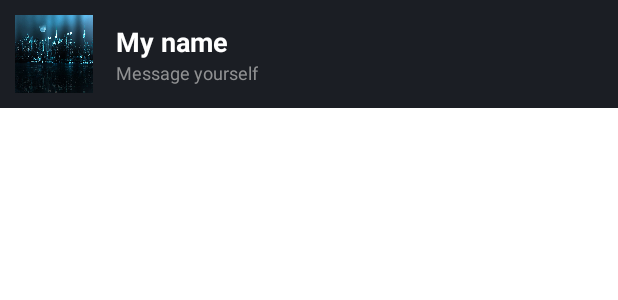
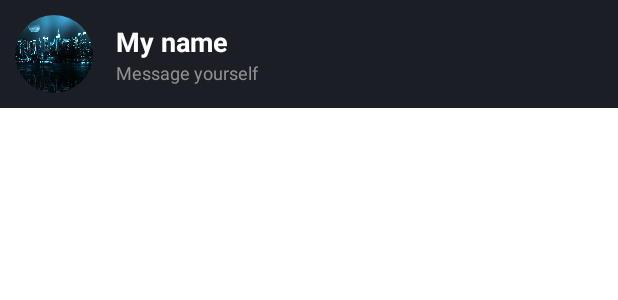
Before and after one commit to amannnnnyyyy/Android_app, an Android app built with Jetpack Compose: the layout contacts.xml on its own in the app's theme, with its tools: preview values and no code run, on a phone screen of 412 x 824 dp. Shown: the top 300 px of the screen. Run offline under Robolectric (Android 15) with nearby library versions, the phone set to English and light mode, and no system bars.

Commit message:
contact profile image style rounded

```diff
--- a/app/src/main/res/drawable/image_view_shape.xml
+++ b/app/src/main/res/drawable/image_view_shape.xml
@@ -2,7 +2,7 @@
 <shape xmlns:android="http://schemas.android.com/apk/res/android"
     android:shape="rectangle">
     <stroke
-        android:width="3dp"
+        android:width="2dp"
         android:color="#117F10" />
-    <corners android:radius="1000dp" />
+    <corners android:radius="16dp" />
 </shape>
--- a/app/src/main/res/layout/activity_chat_app_clone.xml
+++ b/app/src/main/res/layout/activity_chat_app_clone.xml
@@ -55,12 +55,12 @@
         android:orientation="vertical"
         app:layout_constraintGuide_percent="0.65" />
 
-    <ImageView
+    <com.google.android.material.imageview.ShapeableImageView
         android:id="@+id/userProfile"
         android:layout_width="92dp"
         android:layout_height="92dp"
         android:layout_gravity="center"
-        android:background="@drawable/image_view_shape"
+        app:shapeAppearanceOverlay="@style/RoundedCornersImageView"
         android:contentDescription="@string/profile_picture"
         android:src="@drawable/profile_picture"
         app:layout_constraintEnd_toEndOf="parent"
--- a/app/src/main/res/layout/contacts.xml
+++ b/app/src/main/res/layout/contacts.xml
@@ -7,22 +7,19 @@
     android:background="@drawable/normal_background_layout"
     >
 
-    <ImageView
+    <com.google.android.material.imageview.ShapeableImageView
         android:id="@+id/userProfile"
         android:layout_width="52dp"
         android:layout_height="52dp"
-        android:layout_gravity="center"
-        android:background="@drawable/image_view_shape"
+        android:src="@drawable/background"
         android:contentDescription="@string/profile_picture"
-        android:src="@drawable/background"
-        android:scaleType="fitXY"
+        android:scaleType="centerCrop"
         app:shapeAppearanceOverlay="@style/RoundedCornersImageView"
+        app:layout_constraintStart_toStartOf="parent"
+        app:layout_constraintTop_toTopOf="parent"
         app:layout_constraintBottom_toBottomOf="parent"
-        app:layout_constraintEnd_toEndOf="parent"
-        app:layout_constraintEnd_toStartOf="@+id/linearLayout"
-        app:layout_constraintHorizontal_bias="0.5"
-        app:layout_constraintStart_toStartOf="parent"
-        app:layout_constraintTop_toTopOf="parent" />
+        app:layout_constraintEnd_toStartOf="@+id/linearLayout" />
+
 
     <LinearLayout
         android:id="@+id/linearLayout"
--- a/app/src/main/res/layout/fragment_contact_messages.xml
+++ b/app/src/main/res/layout/fragment_contact_messages.xml
@@ -31,14 +31,14 @@
             app:layout_constraintTop_toTopOf="parent"
             app:tint="@color/white" />
 
-        <ImageView
+        <com.google.android.material.imageview.ShapeableImageView
             android:id="@+id/userProfile"
             android:layout_width="52dp"
             android:layout_height="52dp"
             android:layout_gravity="center"
             android:layout_marginHorizontal="5dp"
             android:layout_toEndOf="@id/go_back"
-            android:background="@drawable/image_view_shape"
+            app:shapeAppearanceOverlay="@style/RoundedCornersImageView"
             android:contentDescription="@string/profile_picture"
             android:src="@drawable/profile_picture" />
         <LinearLayout
```
